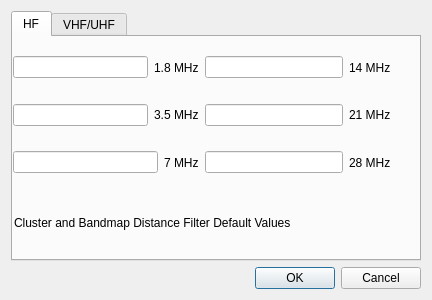
Qt form mqt/MqtLogger/Clusterbandmapconfigure.ui (Rsclub22/Minos2-Mirror) before a commit.
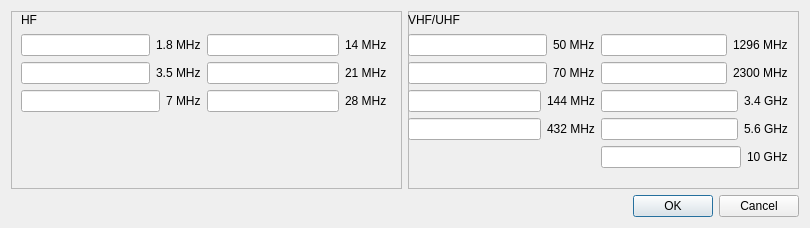
The same form after that commit. The open tabs and pages were chosen to show the change.

Commit message: experiment with menu showing either HF and VHF or VHF only

```diff
--- a/mqt/MqtLogger/Clusterbandmapconfigure.ui
+++ b/mqt/MqtLogger/Clusterbandmapconfigure.ui
@@ -6,45 +6,42 @@
    <rect>
     <x>0</x>
     <y>0</y>
-    <width>432</width>
-    <height>300</height>
+    <width>810</width>
+    <height>228</height>
    </rect>
   </property>
   <property name="windowTitle">
    <string>Dialog</string>
   </property>
-  <layout class="QVBoxLayout" name="verticalLayout_3">
+  <layout class="QVBoxLayout" name="verticalLayout">
    <item>
-    <widget class="QTabWidget" name="distanceFilterTab">
-     <property name="currentIndex">
-      <number>1</number>
-     </property>
-     <widget class="QWidget" name="hfTab">
-      <attribute name="title">
-       <string>HF</string>
-      </attribute>
+    <layout class="QHBoxLayout" name="horizontalLayout">
+     <item>
+      <widget class="QFrame" name="hf_frame">
+       <property name="frameShape">
+        <enum>QFrame::StyledPanel</enum>
+       </property>
+       <property name="frameShadow">
+        <enum>QFrame::Raised</enum>
+       </property>
+       <widget class="QWidget" name="">
+        <property name="geometry">
+         <rect>
+          <x>10</x>
+          <y>0</y>
+          <width>366</width>
+          <height>101</height>
+         </rect>
+        </property>
+        <layout class="QVBoxLayout" name="verticalLayout_2">
+         <item>
       <widget class="QLabel" name="label_2">
-       <property name="geometry">
-        <rect>
-         <x>1</x>
-         <y>153</y>
-         <width>388</width>
-         <height>65</height>
-        </rect>
-       </property>
        <property name="text">
-        <string>Cluster and Bandmap Distance Filter Default Values</string>
-       </property>
-      </widget>
-      <widget class="QWidget" name="layoutWidget">
-       <property name="geometry">
-        <rect>
-         <x>0</x>
-         <y>10</y>
-         <width>378</width>
-         <height>136</height>
-        </rect>
-       </property>
+            <string>HF</string>
+           </property>
+          </widget>
+         </item>
+         <item>
        <layout class="QGridLayout" name="gridLayout_3">
         <item row="2" column="0">
          <layout class="QHBoxLayout" name="horizontalLayout_19">
@@ -60,34 +57,6 @@
           </item>
          </layout>
         </item>
-        <item row="0" column="1">
-         <layout class="QHBoxLayout" name="horizontalLayout_22">
-          <item>
-           <widget class="QLineEdit" name="distanceFilter14MHz"/>
-          </item>
-          <item>
-           <widget class="QLabel" name="label_22">
-            <property name="text">
-             <string>14 MHz</string>
-            </property>
-           </widget>
-          </item>
-         </layout>
-        </item>
-        <item row="1" column="1">
-         <layout class="QHBoxLayout" name="horizontalLayout_20">
-          <item>
-           <widget class="QLineEdit" name="distanceFilter21MHz"/>
-          </item>
-          <item>
-           <widget class="QLabel" name="label_20">
-            <property name="text">
-             <string>21 MHz</string>
-            </property>
-           </widget>
-          </item>
-         </layout>
-        </item>
         <item row="0" column="0">
          <layout class="QHBoxLayout" name="horizontalLayout_25">
           <item>
@@ -116,6 +85,34 @@
           </item>
          </layout>
         </item>
+           <item row="1" column="1">
+            <layout class="QHBoxLayout" name="horizontalLayout_20">
+             <item>
+              <widget class="QLineEdit" name="distanceFilter21MHz"/>
+             </item>
+             <item>
+              <widget class="QLabel" name="label_20">
+               <property name="text">
+                <string>21 MHz</string>
+               </property>
+              </widget>
+             </item>
+            </layout>
+           </item>
+           <item row="0" column="1">
+            <layout class="QHBoxLayout" name="horizontalLayout_22">
+             <item>
+              <widget class="QLineEdit" name="distanceFilter14MHz"/>
+             </item>
+             <item>
+              <widget class="QLabel" name="label_22">
+               <property name="text">
+                <string>14 MHz</string>
+               </property>
+              </widget>
+             </item>
+            </layout>
+           </item>
         <item row="1" column="0">
          <layout class="QHBoxLayout" name="horizontalLayout_24">
           <item>
@@ -131,15 +128,36 @@
          </layout>
         </item>
        </layout>
-      </widget>
-     </widget>
-     <widget class="QWidget" name="vhf_uhfTab">
-      <attribute name="title">
+         </item>
+        </layout>
+       </widget>
+      </widget>
+     </item>
+     <item>
+      <widget class="QFrame" name="vhfUhfFrame">
+       <property name="frameShape">
+        <enum>QFrame::StyledPanel</enum>
+       </property>
+       <property name="frameShadow">
+        <enum>QFrame::Raised</enum>
+       </property>
+       <widget class="QWidget" name="">
+        <property name="geometry">
+         <rect>
+          <x>0</x>
+          <y>0</y>
+          <width>380</width>
+          <height>157</height>
+         </rect>
+        </property>
+        <layout class="QVBoxLayout" name="verticalLayout_3">
+         <item>
+          <widget class="QLabel" name="label_3">
+           <property name="text">
        <string>VHF/UHF</string>
-      </attribute>
-      <layout class="QVBoxLayout" name="verticalLayout_2">
-       <item>
-        <layout class="QVBoxLayout" name="verticalLayout">
+           </property>
+          </widget>
+         </item>
          <item>
           <layout class="QGridLayout" name="gridLayout_2">
            <item row="2" column="0">
@@ -270,18 +288,11 @@
            </item>
           </layout>
          </item>
-         <item>
-          <widget class="QLabel" name="label">
-           <property name="text">
-            <string>Cluster and Bandmap Distance Filter Default Values</string>
-           </property>
-          </widget>
-         </item>
         </layout>
-       </item>
-      </layout>
-     </widget>
-    </widget>
+       </widget>
+      </widget>
+     </item>
+    </layout>
    </item>
    <item>
     <widget class="QDialogButtonBox" name="buttonBox">
```
Left out of the diff: 1 changed line with no effect on the pictures. Lines whose indentation alone changed are shown as unchanged. The commit also changes 2 other files.
